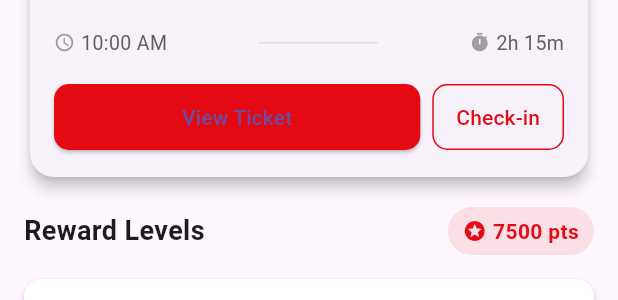
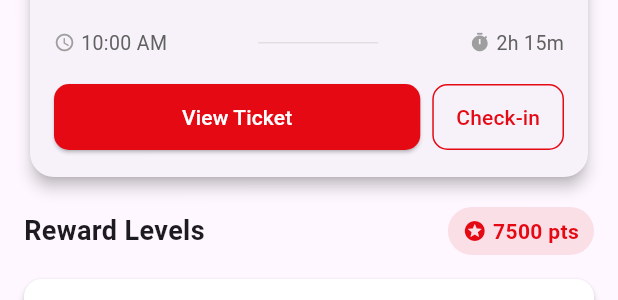
Before and after one commit to PulgaLuca/StartHack_Virgin_25, a Flutter app: the HomeContent widget shown alone on an empty page, opened directly, on a phone screen of 412 x 824 dp. Shown: the part 321-621 px from the top of the screen. Run offline on Flutter 3.47's test engine with Material 3 defaults, Android fonts, the phone set to English and light mode, and no system bars; missing offline and left inert: mobile_scanner.

Commit message:
changed style

```diff
--- a/virgin_app/lib/home_page.dart
+++ b/virgin_app/lib/home_page.dart
@@ -1,3 +1,4 @@
+import 'package:flutter/foundation.dart';
 import 'package:flutter/material.dart';
 import 'activity_page.dart';
 import 'ticket_page.dart';
@@ -457,6 +458,7 @@ class HomeContent extends StatelessWidget {
                             },
                             child: Text('View Ticket'),
                             style: ElevatedButton.styleFrom(
+                              foregroundColor: Colors.white,
                               backgroundColor: virginRed,
                               shape: RoundedRectangleBorder(
                                 borderRadius: BorderRadius.circular(10),
```
